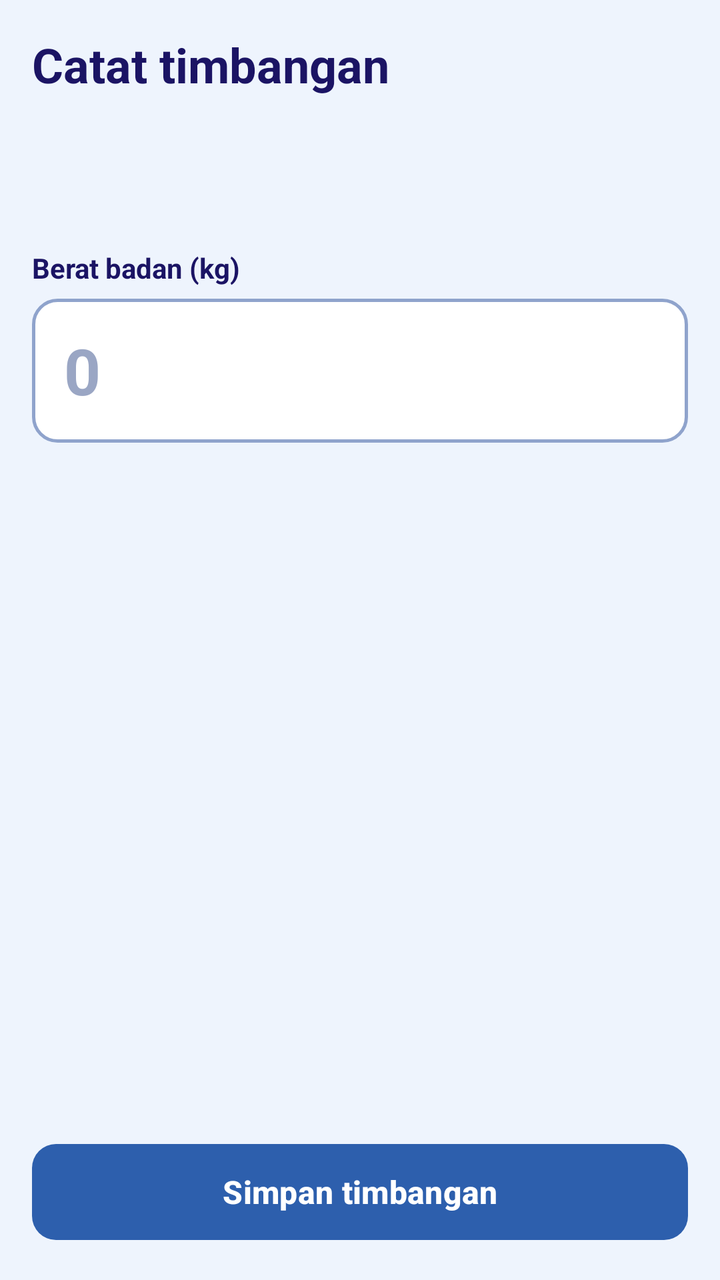
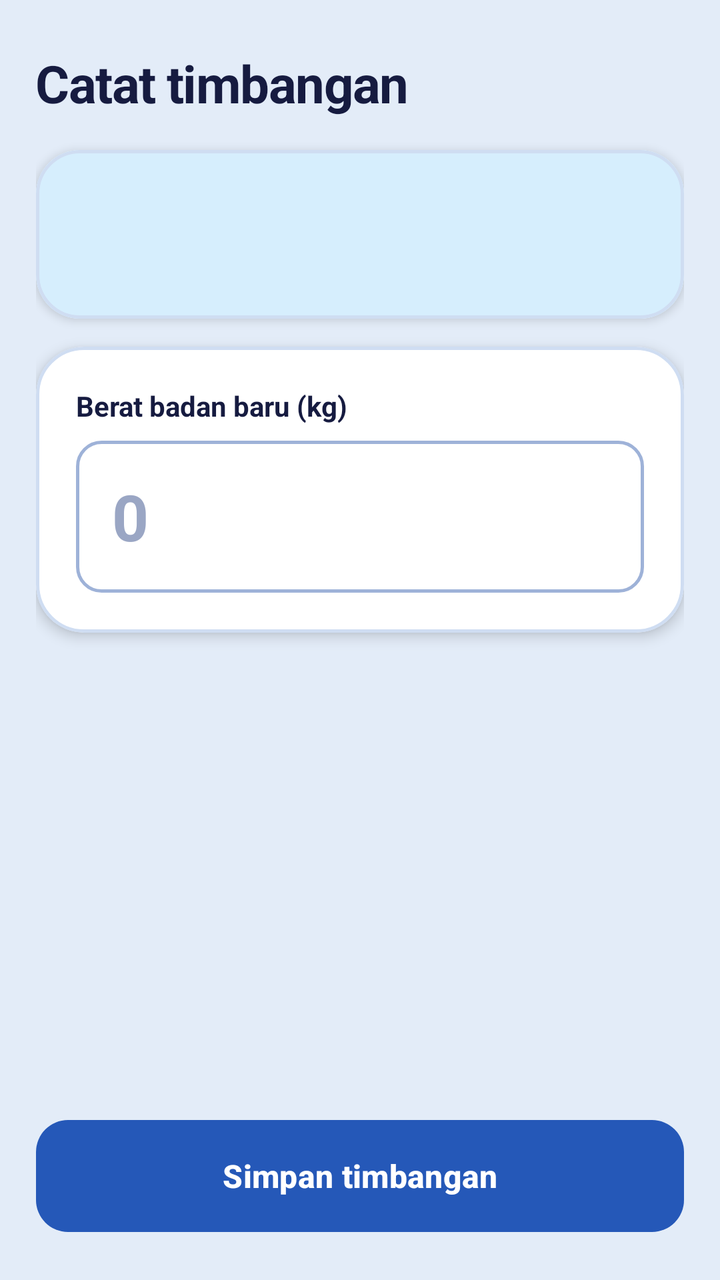

The first picture is an Android layout as it rendered before a commit; the second is the same layout after the commit. The layout source and the unified diff follow.
<!-- AndroidManifest.xml: application theme Theme.SiSapiMobile -->
<!-- res/layout/activity_weight_input.xml -->
<?xml version="1.0" encoding="utf-8"?>
<LinearLayout xmlns:android="http://schemas.android.com/apk/res/android"
    xmlns:app="http://schemas.android.com/apk/res-auto"
    android:layout_width="match_parent"
    android:layout_height="match_parent"
    android:background="@color/mist"
    android:orientation="vertical"
    android:padding="16dp">

    <TextView
        android:layout_width="wrap_content"
        android:layout_height="wrap_content"
        android:text="Catat timbangan"
        android:textColor="@color/navy"
        android:textSize="24sp"
        android:textStyle="bold" />

    <TextView
        android:id="@+id/tvTag"
        android:layout_width="wrap_content"
        android:layout_height="wrap_content"
        android:layout_marginTop="4dp"
        android:textColor="@color/ink"
        android:textSize="20sp"
        android:textStyle="bold" />

    <TextView
        android:id="@+id/tvLastWeight"
        android:layout_width="wrap_content"
        android:layout_height="wrap_content"
        android:layout_marginTop="2dp"
        android:textColor="@color/muted"
        android:textSize="14sp" />

    <TextView
        android:layout_width="wrap_content"
        android:layout_height="wrap_content"
        android:layout_marginTop="24dp"
        android:text="Berat badan (kg)"
        android:textColor="@color/navy"
        android:textSize="14sp"
        android:textStyle="bold" />

    <EditText
        android:id="@+id/etWeight"
        android:layout_width="match_parent"
        android:layout_height="72dp"
        android:layout_marginTop="6dp"
        android:background="@drawable/bg_input"
        android:hint="0"
        android:importantForAutofill="no"
        android:inputType="numberDecimal"
        android:maxLength="8"
        android:paddingStart="16dp"
        android:paddingEnd="16dp"
        android:textColor="@color/navy"
        android:textColorHint="#9AA6C4"
        android:textSize="32sp"
        android:textStyle="bold" />

    <TextView
        android:id="@+id/tvDelta"
        android:layout_width="wrap_content"
        android:layout_height="wrap_content"
        android:layout_marginTop="8dp"
        android:textSize="14sp"
        android:visibility="gone" />

    <TextView
        android:id="@+id/tvError"
        android:layout_width="match_parent"
        android:layout_height="wrap_content"
        android:layout_marginTop="12dp"
        android:background="@drawable/bg_error"
        android:padding="10dp"
        android:textColor="@color/danger"
        android:textSize="14sp"
        android:visibility="gone" />

    <View
        android:layout_width="match_parent"
        android:layout_height="0dp"
        android:layout_weight="1" />

    <ProgressBar
        android:id="@+id/progressBar"
        style="?android:attr/progressBarStyleSmall"
        android:layout_width="wrap_content"
        android:layout_height="wrap_content"
        android:layout_gravity="center_horizontal"
        android:visibility="gone" />

    <com.google.android.material.button.MaterialButton
        android:id="@+id/btnSave"
        android:layout_width="match_parent"
        android:layout_height="56dp"
        android:layout_marginTop="8dp"
        android:text="Simpan timbangan"
        android:textAllCaps="false"
        android:textColor="#FFFFFF"
        android:textSize="16sp"
        android:textStyle="bold"
        app:backgroundTint="@color/royal"
        app:cornerRadius="12dp" />
</LinearLayout>
<!-- resources referenced by this layout -->
<resources>
  <color name="danger">#C62828</color>
  <color name="ink">#10183A</color>
  <color name="mist">#EEF4FD</color>
  <color name="muted">#566384</color>
  <color name="navy">#1B1464</color>
  <color name="royal">#2D5FAD</color>
  <!-- drawable bg_error (drawable) -->
  <?xml version="1.0" encoding="utf-8"?>
  <shape xmlns:android="http://schemas.android.com/apk/res/android">
      <solid android:color="#FDECEC" />
      <corners android:radius="10dp" />
  </shape>
  <!-- drawable bg_input (drawable) -->
  <?xml version="1.0" encoding="utf-8"?>
  <shape xmlns:android="http://schemas.android.com/apk/res/android">
      <solid android:color="#FFFFFF" />
      <stroke android:width="1.5dp" android:color="@color/line" />
      <corners android:radius="12dp" />
  </shape>
  <style name="Theme.SiSapiMobile" parent="Base.Theme.SiSapiMobile" />
  <color name="line">#8FA3CC</color>
  <style name="Base.Theme.SiSapiMobile" parent="Theme.Material3.DayNight.NoActionBar">
          <item name="android:windowOptOutEdgeToEdgeEnforcement" tools:targetApi="35">true</item>
      </style>
</resources>

<!-- the commit's change to res/layout/activity_weight_input.xml (unified diff, before → after) -->
@@ -5,76 +5,126 @@
     android:layout_height="match_parent"
     android:background="@color/mist"
     android:orientation="vertical"
-    android:padding="16dp">
+    android:paddingStart="18dp"
+    android:paddingTop="24dp"
+    android:paddingEnd="18dp"
+    android:paddingBottom="24dp">
 
+    
     <TextView
         android:layout_width="wrap_content"
         android:layout_height="wrap_content"
+        android:letterSpacing="-0.02"
         android:text="Catat timbangan"
         android:textColor="@color/navy"
-        android:textSize="24sp"
+        android:textSize="26sp"
         android:textStyle="bold" />
 
-    <TextView
-        android:id="@+id/tvTag"
-        android:layout_width="wrap_content"
+    
+    <com.google.android.material.card.MaterialCardView
+        android:layout_width="match_parent"
         android:layout_height="wrap_content"
-        android:layout_marginTop="4dp"
-        android:textColor="@color/ink"
-        android:textSize="20sp"
-        android:textStyle="bold" />
+        android:layout_marginTop="16dp"
+        app:cardBackgroundColor="@color/bento_surface"
+        app:cardCornerRadius="22dp"
+        app:cardElevation="3dp"
+        app:strokeColor="@color/bento_stroke"
+        app:strokeWidth="1.5dp">
 
-    <TextView
-        android:id="@+id/tvLastWeight"
-        android:layout_width="wrap_content"
+        <LinearLayout
+            android:layout_width="match_parent"
+            android:layout_height="wrap_content"
+            android:background="@color/tile_sky"
+            android:orientation="vertical"
+            android:paddingStart="18dp"
+            android:paddingTop="16dp"
+            android:paddingEnd="18dp"
+            android:paddingBottom="16dp">
+
+            <TextView
+                android:id="@+id/tvTag"
+                android:layout_width="wrap_content"
+                android:layout_height="wrap_content"
+                android:letterSpacing="-0.01"
+                android:textColor="@color/navy"
+                android:textSize="22sp"
+                android:textStyle="bold" />
+
+            <TextView
+                android:id="@+id/tvLastWeight"
+                android:layout_width="wrap_content"
+                android:layout_height="wrap_content"
+                android:layout_marginTop="4dp"
+                android:textColor="@color/muted"
+                android:textSize="14sp"
+                android:textStyle="bold" />
+        </LinearLayout>
+    </com.google.android.material.card.MaterialCardView>
+
+    
+    <com.google.android.material.card.MaterialCardView
+        android:layout_width="match_parent"
         android:layout_height="wrap_content"
-        android:layout_marginTop="2dp"
-        android:textColor="@color/muted"
-        android:textSize="14sp" />
+        android:layout_marginTop="14dp"
+        app:cardBackgroundColor="@color/bento_surface"
+        app:cardCornerRadius="24dp"
+        app:cardElevation="4dp"
+        app:strokeColor="@color/bento_stroke"
+        app:strokeWidth="1.5dp">
 
-    <TextView
-        android:layout_width="wrap_content"
-        android:layout_height="wrap_content"
-        android:layout_marginTop="24dp"
-        android:text="Berat badan (kg)"
-        android:textColor="@color/navy"
-        android:textSize="14sp"
-        android:textStyle="bold" />
+        <LinearLayout
+            android:layout_width="match_parent"
+            android:layout_height="wrap_content"
+            android:orientation="vertical"
+            android:padding="20dp">
 
-    <EditText
-        android:id="@+id/etWeight"
-        android:layout_width="match_parent"
-        android:layout_height="72dp"
-        android:layout_marginTop="6dp"
-        android:background="@drawable/bg_input"
-        android:hint="0"
-        android:importantForAutofill="no"
-        android:inputType="numberDecimal"
-        android:maxLength="8"
-        android:paddingStart="16dp"
-        android:paddingEnd="16dp"
-        android:textColor="@color/navy"
-        android:textColorHint="#9AA6C4"
-        android:textSize="32sp"
-        android:textStyle="bold" />
+            <TextView
+                android:layout_width="wrap_content"
+                android:layout_height="wrap_content"
+                android:text="Berat badan baru (kg)"
+                android:textColor="@color/navy"
+                android:textSize="14sp"
+                android:textStyle="bold" />
 
-    <TextView
-        android:id="@+id/tvDelta"
-        android:layout_width="wrap_content"
-        android:layout_height="wrap_content"
-        android:layout_marginTop="8dp"
-        android:textSize="14sp"
-        android:visibility="gone" />
+            <EditText
+                android:id="@+id/etWeight"
+                android:layout_width="match_parent"
+                android:layout_height="76dp"
+                android:layout_marginTop="8dp"
+                android:background="@drawable/bg_input"
+                android:hint="0"
+                android:importantForAutofill="no"
+                android:inputType="numberDecimal"
+                android:maxLength="8"
+                android:paddingStart="18dp"
+                android:paddingEnd="18dp"
+                android:textColor="@color/navy"
+                android:textColorHint="#9AA6C4"
+                android:textSize="32sp"
+                android:textStyle="bold" />
 
+            <TextView
+                android:id="@+id/tvDelta"
+                android:layout_width="wrap_content"
+                android:layout_height="wrap_content"
+                android:layout_marginTop="10dp"
+                android:textSize="15sp"
+                android:textStyle="bold"
+                android:visibility="gone" />
+        </LinearLayout>
+    </com.google.android.material.card.MaterialCardView>
+
+    
     <TextView
         android:id="@+id/tvError"
         android:layout_width="match_parent"
         android:layout_height="wrap_content"
-        android:layout_marginTop="12dp"
+        android:layout_marginTop="14dp"
         android:background="@drawable/bg_error"
-        android:padding="10dp"
+        android:padding="14dp"
         android:textColor="@color/danger"
         android:textSize="14sp"
+        android:textStyle="bold"
         android:visibility="gone" />
 
     <View
@@ -85,21 +135,25 @@
     <ProgressBar
         android:id="@+id/progressBar"
         style="?android:attr/progressBarStyleSmall"
-        android:layout_width="wrap_content"
-        android:layout_height="wrap_content"
+        android:layout_width="28dp"
+        android:layout_height="28dp"
         android:layout_gravity="center_horizontal"
+        android:layout_marginBottom="8dp"
+        android:indeterminateTint="@color/royal"
         android:visibility="gone" />
 
     <com.google.android.material.button.MaterialButton
         android:id="@+id/btnSave"
         android:layout_width="match_parent"
         android:layout_height="56dp"
-        android:layout_marginTop="8dp"
+        android:insetTop="0dp"
+        android:insetBottom="0dp"
         android:text="Simpan timbangan"
         android:textAllCaps="false"
         android:textColor="#FFFFFF"
         android:textSize="16sp"
         android:textStyle="bold"
         app:backgroundTint="@color/royal"
-        app:cornerRadius="12dp" />
+        app:cornerRadius="16dp"
+        app:elevation="2dp" />
 </LinearLayout>
<!-- resource entries referenced after the edit -->
@@ -1,11 +1,13 @@
 <!-- resources referenced by this layout -->
 <resources>
-  <color name="danger">#C62828</color>
-  <color name="ink">#10183A</color>
-  <color name="mist">#EEF4FD</color>
-  <color name="muted">#566384</color>
-  <color name="navy">#1B1464</color>
-  <color name="royal">#2D5FAD</color>
+  <color name="bento_stroke">#CFDDF2</color>
+  <color name="bento_surface">#FFFFFF</color>
+  <color name="danger">#D32F2F</color>
+  <color name="mist">#E3ECF8</color>
+  <color name="muted">#5B6B8C</color>
+  <color name="navy">#161B40</color>
+  <color name="royal">#2558B8</color>
+  <color name="tile_sky">#D6EEFD</color>
   <!-- drawable bg_error (drawable) -->
   <?xml version="1.0" encoding="utf-8"?>
   <shape xmlns:android="http://schemas.android.com/apk/res/android">
@@ -20,7 +22,7 @@
       <corners android:radius="12dp" />
   </shape>
   <style name="Theme.SiSapiMobile" parent="Base.Theme.SiSapiMobile" />
-  <color name="line">#8FA3CC</color>
+  <color name="line">#9EB2D8</color>
   <style name="Base.Theme.SiSapiMobile" parent="Theme.Material3.DayNight.NoActionBar">
           <item name="android:windowOptOutEdgeToEdgeEnforcement" tools:targetApi="35">true</item>
       </style>
